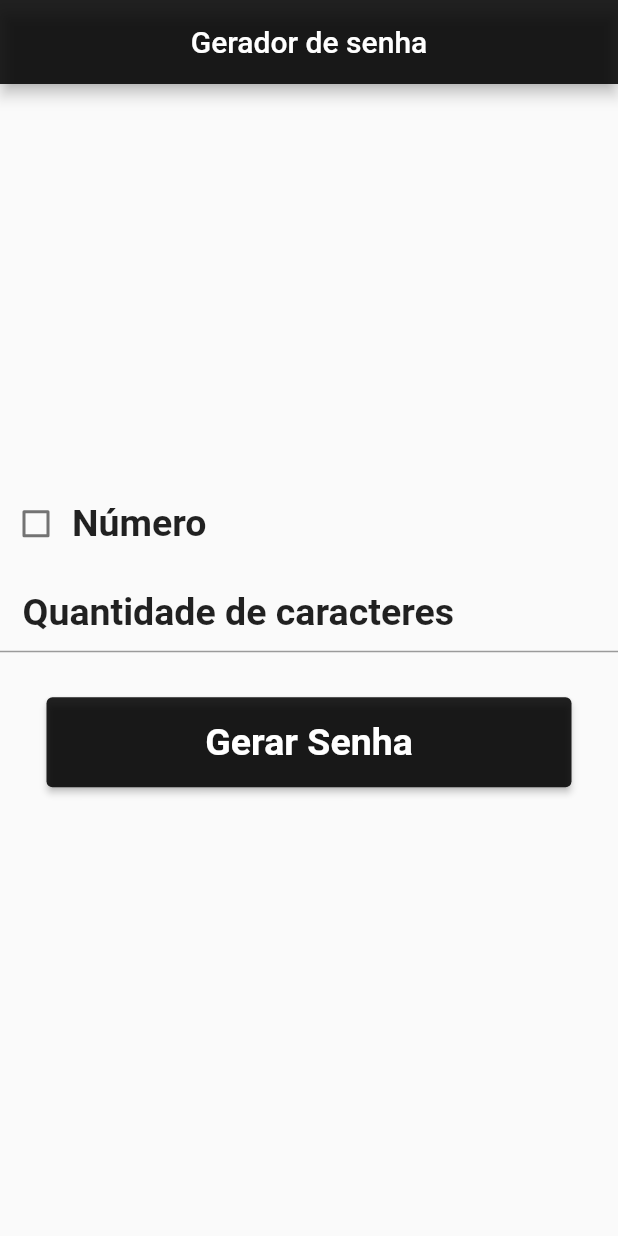
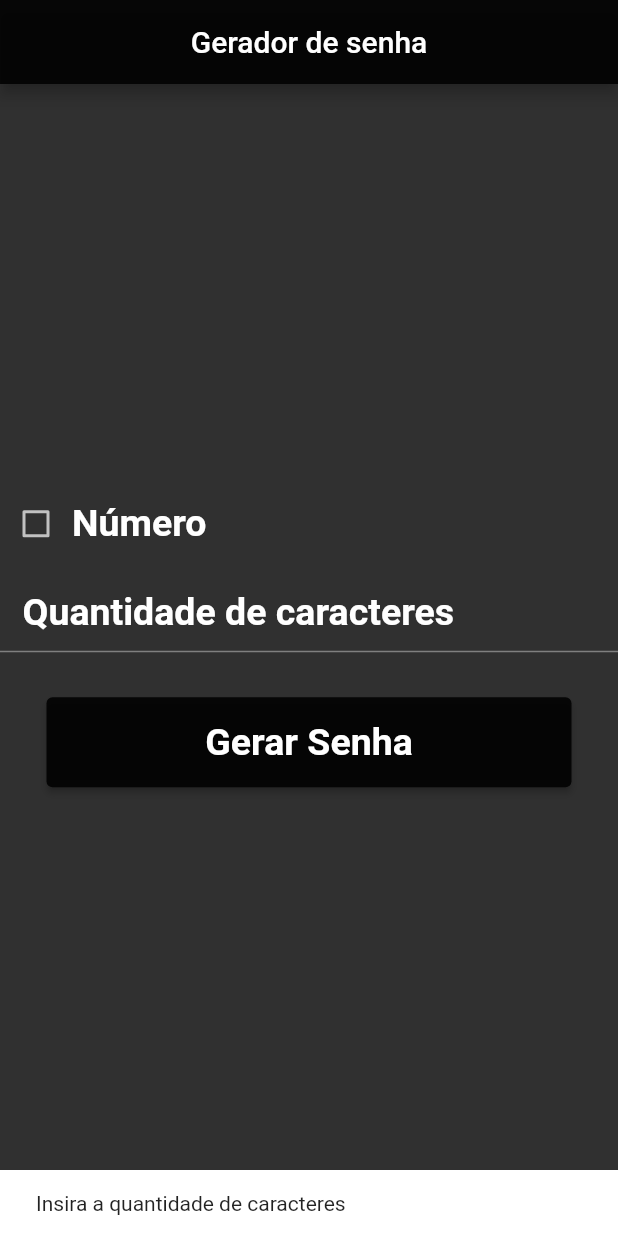
Before and after one commit to lmyller/Password_Generator, a Flutter app: the screen it shows after launch, after a tap on "Gerar Senha", on a phone screen of 412 x 824 dp. Run offline on Flutter 3.47's test engine with Material 2 defaults, Android fonts, the phone set to English and light mode, and no system bars; Roboto replaces fonts that are missing (sans serif).

Commit message:
Add theme dark and copy button

```diff
--- a/lib/main.dart
+++ b/lib/main.dart
@@ -1,4 +1,4 @@
-import 'dart:developer' as developer;
+import 'package:flutter/services.dart';
 import 'dart:math';
 
 import 'package:flutter/material.dart';
@@ -12,7 +12,10 @@ class MyApp extends StatelessWidget {
 
   @override
   Widget build(BuildContext context) {
-    return const MaterialApp(
+    return MaterialApp(
+      theme: ThemeData(
+        brightness: Brightness.dark,
+      ),
       home: HomePage(),
     );
   }
@@ -51,18 +54,27 @@ class _GeneratePasswordState extends State<GeneratePassword> {
 
   void generatePassword() {
     FocusScope.of(context).unfocus();
-
     List<String> characters = [];
     String text = _textController.text;
 
+    if (int.parse(text) > 20 || int.parse(text) < 1){
+      ScaffoldMessenger.of(context).showSnackBar(
+          const SnackBar(content: Text('Selecione entre 1 a 20 caracteres')));
+
+      return;
+    }
+
     for (var i = 0; i < int.parse(text); i++) {
       if (checkedNumber) {
-        int random = Random().nextInt(94) + 33; // ASCII range for symbols, numbers, uppercase, and lowercase letters
+        int random = Random().nextInt(94) +
+            33; // ASCII range for symbols, numbers, uppercase, and lowercase letters
         characters.add(String.fromCharCode(random));
       } else {
         while (true) {
-          int random = Random().nextInt(74) + 48; // ASCII range for symbols, uppercase, and lowercase letters (excluding numbers)
-          if ((random >= 48 && random <= 57) || (random >= 65 && random <= 90) || (random >= 97 && random <= 122)) {
+          int random = Random().nextInt(74) + 48;
+          if ((random >= 48 && random <= 57) ||
+              (random >= 65 && random <= 90) ||
+              (random >= 97 && random <= 122)) {
             characters.add(String.fromCharCode(random));
             break;
           }
@@ -92,7 +104,16 @@ class _GeneratePasswordState extends State<GeneratePassword> {
         InputTextWidget(controller: _textController),
         const Padding(padding: EdgeInsets.only(bottom: 30)),
         ElevatedButton(
-          onPressed: generatePassword,
+          onPressed: () {
+            if (_textController.text.isNotEmpty) {
+              generatePassword();
+            }
+            else{
+              ScaffoldMessenger.of(context).showSnackBar(
+                const SnackBar(content: Text('Insira a quantidade de caracteres')),
+              );
+            }
+            },
           style: TextButton.styleFrom(
             backgroundColor: Colors.black87,
             minimumSize: const Size(350, 60),
@@ -109,15 +130,23 @@ class _GeneratePasswordState extends State<GeneratePassword> {
         ),
         const Padding(padding: EdgeInsets.only(bottom: 30)),
         if (password.isNotEmpty)
+          Row(
+            mainAxisAlignment: MainAxisAlignment.spaceBetween,
+            children: [
+              const Padding(padding: EdgeInsets.only(left: 10)),
               Text(
                 password,
                 style: const TextStyle(
                   fontFamily: "sans serif",
                   fontWeight: FontWeight.bold,
                   fontSize: 25,
-              color: Colors.black87,
+                  color: Colors.white,
+                  leadingDistribution: TextLeadingDistribution.proportional
                 ),
-          )
+              ),
+              CopyButton(password: password),
+            ],
+          ),
       ],
     );
   }
@@ -171,13 +200,14 @@ class InputTextWidget extends StatelessWidget {
         contentPadding: EdgeInsets.only(left: 15),
         labelText: 'Quantidade de caracteres',
         labelStyle: TextStyle(
-          color: Colors.black87,
+          color: Colors.white,
           fontSize: 25,
           fontWeight: FontWeight.bold,
           fontFamily: "sans serif",
         ),
+        border: UnderlineInputBorder(borderSide: BorderSide(color: Colors.white, width: 10)),
         focusedBorder: UnderlineInputBorder(
-          borderSide: BorderSide(color: Colors.black87),
+          borderSide: BorderSide(color: Colors.white),
         ),
       ),
       style: const TextStyle(
@@ -188,3 +218,22 @@ class InputTextWidget extends StatelessWidget {
     );
   }
 }
+
+class CopyButton extends StatelessWidget {
+  final String password;
+
+  const CopyButton({Key? key, required this.password}) : super(key: key);
+
+  @override
+  Widget build(BuildContext context) {
+    return IconButton(
+      icon: const Icon(Icons.copy),
+      onPressed: () {
+        Clipboard.setData(ClipboardData(text: password));
+        ScaffoldMessenger.of(context).showSnackBar(
+          const SnackBar(content: Text('Senha copiada')),
+        );
+      },
+    );
+  }
+}
```
Lines whose indentation alone changed are shown as unchanged.
